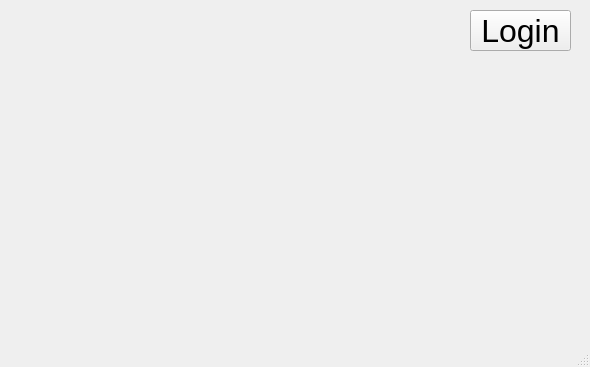
First picture: the form in gui/mainwindow.ui, repository VanBao6002/PBL2_Appointment_Scheduling_System, before the edit.
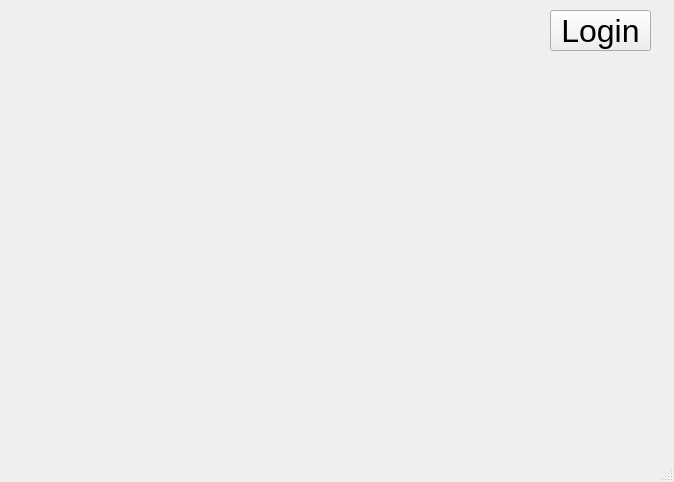
Second picture: the form after the edit.

Patch:
```diff
--- a/gui/mainwindow.ui
+++ b/gui/mainwindow.ui
@@ -6,18 +6,27 @@
    <rect>
     <x>0</x>
     <y>0</y>
-    <width>590</width>
-    <height>367</height>
+    <width>674</width>
+    <height>482</height>
    </rect>
   </property>
+  <property name="maximumSize">
+   <size>
+    <width>710</width>
+    <height>550</height>
+   </size>
+  </property>
   <property name="windowTitle">
    <string>MainWindow</string>
   </property>
+  <property name="layoutDirection">
+   <enum>Qt::LayoutDirection::LeftToRight</enum>
+  </property>
   <widget class="QWidget" name="centralwidget">
    <widget class="QPushButton" name="Login">
     <property name="geometry">
      <rect>
-      <x>470</x>
+      <x>550</x>
       <y>10</y>
       <width>101</width>
       <height>41</height>
```
Left out of the diff: 2 changed lines with no effect on the pictures.
